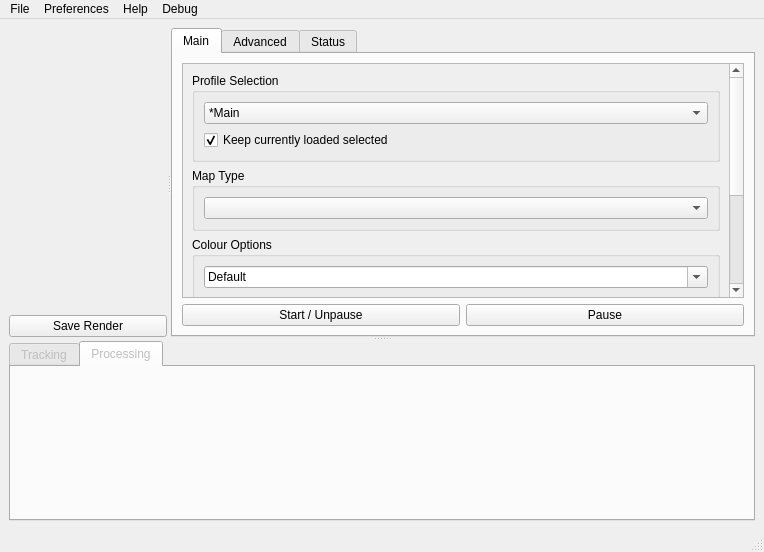
This is mousetracks2/ui/main.ui in huntfx/MouseTracks as Qt 5 draws it before an edit. The edited form follows.
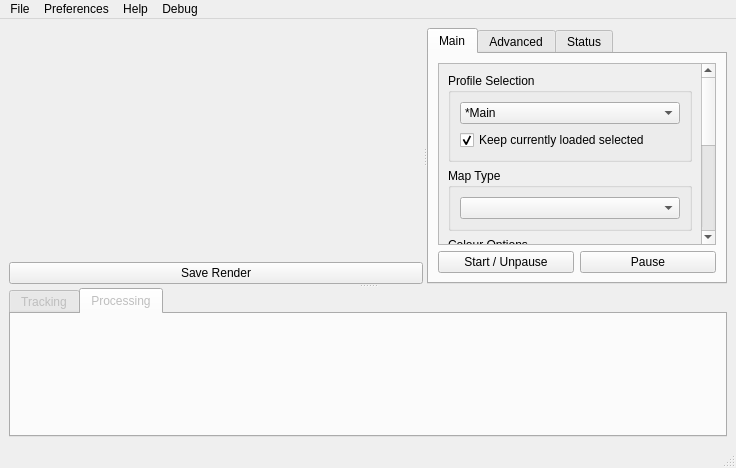
This is the edited form. Custom widgets are drawn as their Qt base class.

Diff of the .ui file:
```diff
--- a/mousetracks2/ui/main.ui
+++ b/mousetracks2/ui/main.ui
@@ -6,8 +6,8 @@
    <rect>
     <x>0</x>
     <y>0</y>
-    <width>764</width>
-    <height>552</height>
+    <width>736</width>
+    <height>468</height>
    </rect>
   </property>
   <property name="windowTitle">
@@ -24,10 +24,16 @@
        <property name="orientation">
         <enum>Qt::Orientation::Horizontal</enum>
        </property>
-       <widget class="QWidget" name="verticalLayoutWidget">
-        <layout class="QVBoxLayout" name="verticalLayout_11">
+       <widget class="QWidget" name="widget" native="true">
+        <property name="sizePolicy">
+         <sizepolicy hsizetype="Preferred" vsizetype="Preferred">
+          <horstretch>2</horstretch>
+          <verstretch>0</verstretch>
+         </sizepolicy>
+        </property>
+        <layout class="QVBoxLayout" name="verticalLayout_4">
          <item>
-          <widget class="QLabel" name="thumbnail">
+          <widget class="ResizableImage" name="thumbnail">
            <property name="sizePolicy">
             <sizepolicy hsizetype="Expanding" vsizetype="Preferred">
              <horstretch>0</horstretch>
@@ -55,6 +61,18 @@
         </layout>
        </widget>
        <widget class="QTabWidget" name="tabWidget">
+        <property name="sizePolicy">
+         <sizepolicy hsizetype="Preferred" vsizetype="Expanding">
+          <horstretch>0</horstretch>
+          <verstretch>0</verstretch>
+         </sizepolicy>
+        </property>
+        <property name="minimumSize">
+         <size>
+          <width>300</width>
+          <height>0</height>
+         </size>
+        </property>
         <property name="currentIndex">
          <number>0</number>
         </property>
@@ -72,8 +90,8 @@
              <property name="geometry">
               <rect>
                <x>0</x>
-               <y>-165</y>
-               <width>541</width>
+               <y>0</y>
+               <width>298</width>
                <height>404</height>
               </rect>
              </property>
@@ -911,7 +929,7 @@
     <rect>
      <x>0</x>
      <y>0</y>
-     <width>764</width>
+     <width>736</width>
      <height>22</height>
     </rect>
    </property>
@@ -1157,6 +1175,13 @@
    </property>
   </action>
  </widget>
+ <customwidgets>
+  <customwidget>
+   <class>ResizableImage</class>
+   <extends>QLabel</extends>
+   <header>mousetracks2.ui.widgets</header>
+  </customwidget>
+ </customwidgets>
  <resources/>
  <connections>
   <connection>
```
Left out of the diff: 4 changed lines with no effect on the pictures.
